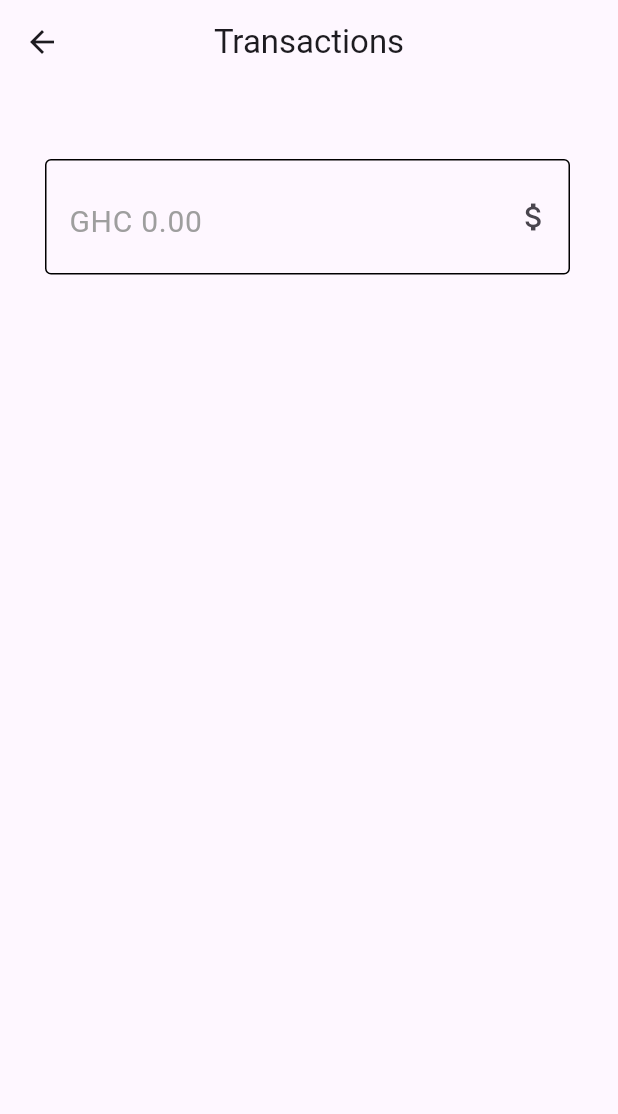
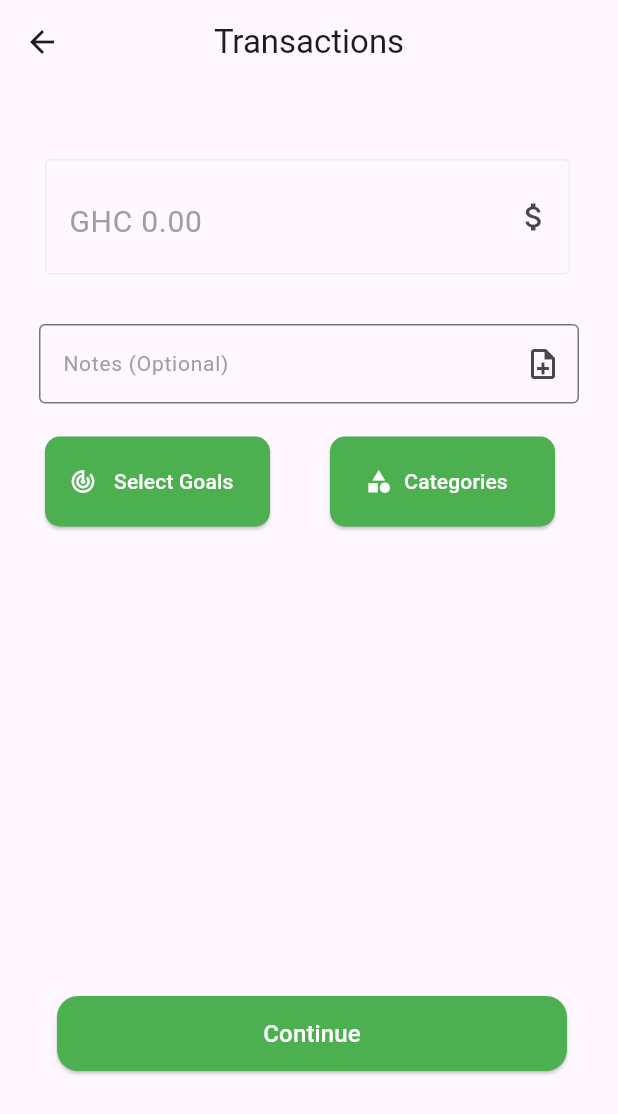
Before and after one commit to Tiptoplegend/fintrack_app, a Flutter app: the TransactionPage screen opened directly, on a phone screen of 412 x 824 dp. Shown: the top 1114 px of the screen. Run offline on Flutter 3.47's test engine with Material 3 defaults, Android fonts, the phone set to English and light mode, and no system bars; our stand-ins replace cloud_firestore, firebase_auth, firebase_core, google_sign_in; accounts and stored records are empty.

Commit message:
Transactions UI Complete

```diff
--- a/lib/FAB pages/Categories.dart
+++ b/lib/FAB pages/Categories.dart
@@ -47,7 +47,6 @@ class _CategoriesPageState extends State<CategoriesPage> {
     });
   }
 
-  // Function to show a dialog to add a new category.
   void _addCategoryDialog() {
     TextEditingController categoryController = TextEditingController();
 
@@ -132,7 +131,7 @@ class _CategoriesPageState extends State<CategoriesPage> {
                   fontWeight: FontWeight.bold,
                 ),
               ),
-              // Only user-created categories get a toggle switch.
+              // Only the user-created categories will get the toggle switch.
               trailing: category.isUserCreated
                   ? Switch(
                       value: category.isEnabled,
--- a/lib/FAB pages/Transactions.dart
+++ b/lib/FAB pages/Transactions.dart
@@ -1,3 +1,4 @@
+import 'package:fintrack_app/Main%20Screens/Goals.dart';
 import 'package:flutter/material.dart';
 
 class TransactionPage extends StatefulWidget {
@@ -17,7 +18,26 @@ class _TransactionPageState extends State<TransactionPage> {
       ),
       body: Stack(
         children: [
-          Positioned(top: 50, left: 30, child: _textfield()),
+          Positioned(
+            top: 50,
+            left: 30,
+            child: _textfield(),
+          ),
+          Positioned(
+            top: 160,
+            left: 26,
+            child: _notesection(),
+          ),
+          Positioned(
+            top: 235,
+            left: 30,
+            child: _CatGoalsbtn(),
+          ),
+          Positioned(
+            top: 600,
+            left: 30,
+            child: _Continuebtn(),
+          )
         ],
       ),
     );
@@ -37,11 +57,81 @@ Widget _textfield() {
           hintStyle: TextStyle(color: Colors.grey, fontSize: 20),
           border: OutlineInputBorder(
               borderRadius: BorderRadius.circular(10),
-              borderSide: BorderSide(color: Colors.green)),
-          enabledBorder: OutlineInputBorder(),
+              borderSide: BorderSide(color: Colors.transparent)),
+          enabledBorder: OutlineInputBorder(
+            borderSide: BorderSide(color: Colors.grey[200]!),
+          ),
           focusedBorder: OutlineInputBorder(
             borderSide: BorderSide(color: Colors.green),
           )),
     ),
   );
 }
+
+Widget _notesection() {
+  return Container(
+    width: 360,
+    height: 250,
+    child: TextField(
+      style: TextStyle(fontSize: 14),
+      decoration: InputDecoration(
+        suffixIcon: Icon(Icons.note_add_outlined),
+        hintText: 'Notes (Optional)',
+        hintStyle: TextStyle(color: Colors.grey, fontSize: 14),
+        border: OutlineInputBorder(),
+      ),
+    ),
+  );
+}
+
+Widget _CatGoalsbtn() {
+  return Row(
+    children: [
+      ElevatedButton.icon(
+        onPressed: () {},
+        style: ElevatedButton.styleFrom(
+            minimumSize: Size(150, 60),
+            shape: RoundedRectangleBorder(
+              borderRadius: BorderRadius.circular(10),
+            ),
+            backgroundColor: Color(Colors.green.value)),
+        icon: Icon(Icons.track_changes_sharp, color: Color(Colors.white.value)),
+        label: Text(' Select Goals', style: TextStyle(color: Colors.white)),
+      ),
+      SizedBox(
+        width: 40,
+      ),
+      ElevatedButton.icon(
+        onPressed: () {},
+        style: ElevatedButton.styleFrom(
+            minimumSize: Size(150, 60),
+            shape: RoundedRectangleBorder(
+              borderRadius: BorderRadius.circular(10),
+            ),
+            backgroundColor: Color(Colors.green.value)),
+        icon: Icon(Icons.category, color: Color(Colors.white.value)),
+        label: Text('Categories', style: TextStyle(color: Colors.white)),
+      ),
+    ],
+  );
+}
+
+Widget _Continuebtn() {
+  return Padding(
+    padding: const EdgeInsets.all(8.0),
+    child: ElevatedButton(
+      onPressed: () {},
+      style: ElevatedButton.styleFrom(
+        backgroundColor: Color(Colors.green.value),
+        minimumSize: Size(340, 50),
+        shape: RoundedRectangleBorder(
+          borderRadius: BorderRadius.circular(14),
+        ),
+      ),
+      child: Text(
+        'Continue',
+        style: TextStyle(fontSize: 16, color: Colors.white),
+      ),
+    ),
+  );
+}
```
